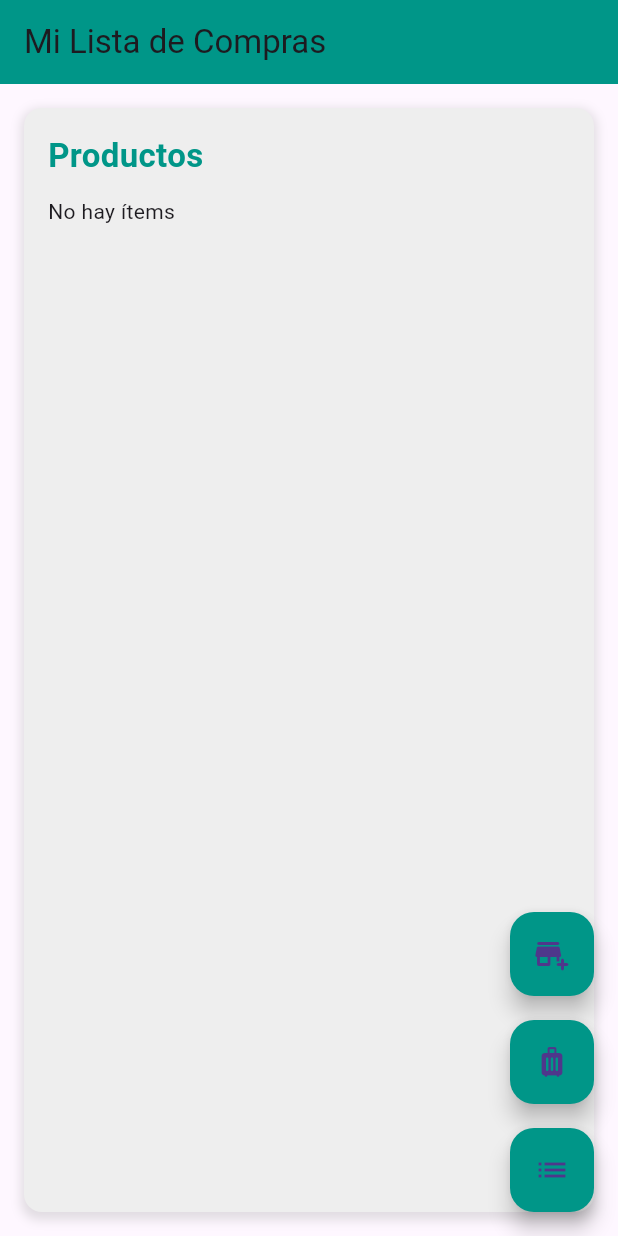
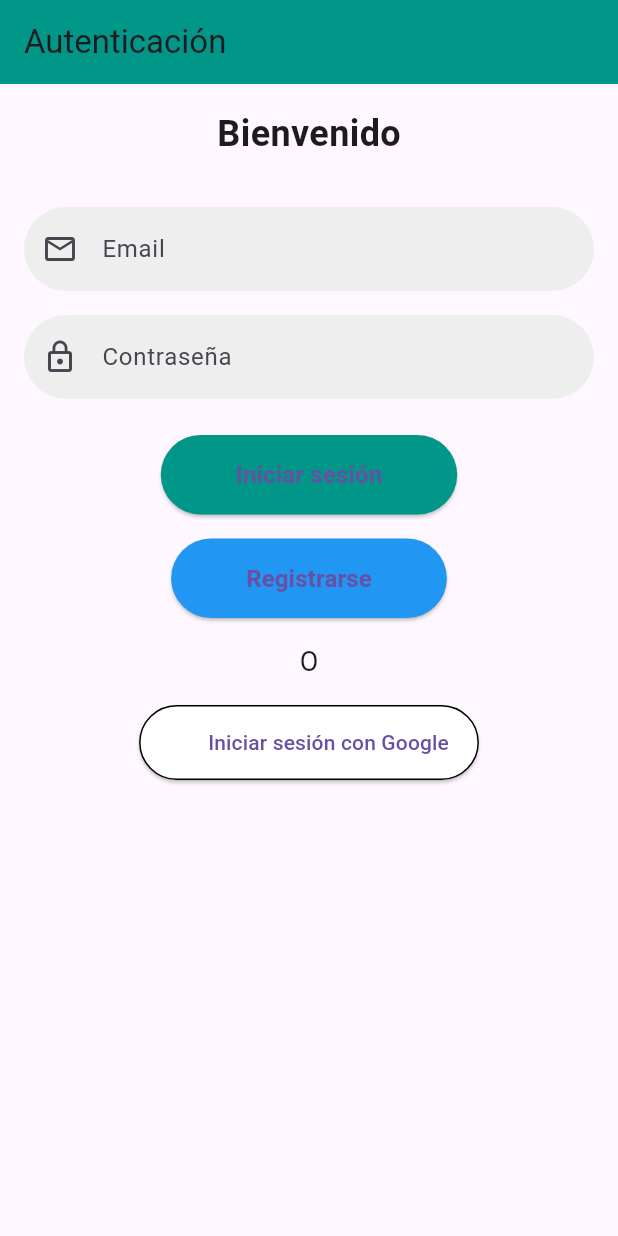
Before and after one commit to StibenDavid/Tienda-App, a Flutter app: the screen it shows after launch, on a phone screen of 412 x 824 dp. Run offline on Flutter 3.47's test engine with Material 3 defaults, Android fonts, the phone set to English and light mode, and no system bars; our stand-ins replace cloud_firestore, firebase_auth, firebase_core, google_sign_in; accounts and stored records are empty; statements that could not run were skipped.

Commit message:
autenticacion agregada

```diff
--- a/lib/main.dart
+++ b/lib/main.dart
@@ -7,8 +7,8 @@ import 'package:shopping_list_app/pages/edit_item.dart';
 import 'package:shopping_list_app/pages/edit_list.dart';
 import 'package:shopping_list_app/pages/edit_site.dart';
 import 'package:shopping_list_app/pages/home_page.dart';
+import 'package:shopping_list_app/pages/auth_page.dart';
 import 'firebase_options.dart';
-
 
 void main() async {
   WidgetsFlutterBinding.ensureInitialized();
@@ -23,11 +23,12 @@ class MyApp extends StatelessWidget {
 
   @override
   Widget build(BuildContext context) {
-    return  MaterialApp(
+    return MaterialApp(
       title: 'Material App',
       initialRoute: '/',
       routes: {
-        '/': (context) => const Home(),
+        '/': (context) => const AuthPage(),
+        '/home': (context) => const Home(),
         '/addItem': (context) => const AddItem(),
         '/editItem': (context) => const EditItem(),
         '/addSite': (context) => const AddSite(),
--- /dev/null
+++ b/lib/pages/auth_page.dart
@@ -0,0 +1,231 @@
+import 'package:flutter/material.dart';
+import 'package:firebase_auth/firebase_auth.dart';
+import 'package:google_sign_in/google_sign_in.dart';
+import 'home_page.dart'; // Importa tu página de inicio
+
+class AuthPage extends StatefulWidget {
+  const AuthPage({Key? key}) : super(key: key);
+
+  @override
+  _AuthPageState createState() => _AuthPageState();
+}
+
+class _AuthPageState extends State<AuthPage> {
+  final FirebaseAuth _auth = FirebaseAuth.instance;
+  final TextEditingController emailController = TextEditingController();
+  final TextEditingController passwordController = TextEditingController();
+  final _formKey = GlobalKey<FormState>();
+
+  Future<void> signIn() async {
+    if (_formKey.currentState?.validate() ?? false) {
+      try {
+        await _auth.signInWithEmailAndPassword(
+          email: emailController.text.trim(),
+          password: passwordController.text.trim(),
+        );
+        Navigator.pushReplacement(
+          context,
+          MaterialPageRoute(builder: (context) => const Home()),
+        );
+      } on FirebaseAuthException catch (e) {
+        String message;
+        if (e.code == 'user-not-found') {
+          message = 'Usuario no encontrado.';
+        } else if (e.code == 'wrong-password') {
+          message = 'Contraseña incorrecta.';
+        } else {
+          message = 'Error: ${e.message}';
+        }
+        ScaffoldMessenger.of(context).showSnackBar(
+          SnackBar(content: Text(message)),
+        );
+      } catch (e) {
+        ScaffoldMessenger.of(context).showSnackBar(
+          SnackBar(content: Text('Error: ${e.toString()}')),
+        );
+      }
+    }
+  }
+
+  Future<void> signUp() async {
+    if (_formKey.currentState?.validate() ?? false) {
+      try {
+        await _auth.createUserWithEmailAndPassword(
+          email: emailController.text.trim(),
+          password: passwordController.text.trim(),
+        );
+        Navigator.pushReplacement(
+          context,
+          MaterialPageRoute(builder: (context) => const Home()),
+        );
+      } on FirebaseAuthException catch (e) {
+        String message;
+        if (e.code == 'email-already-in-use') {
+          message = 'El email ya está en uso.';
+        } else if (e.code == 'weak-password') {
+          message = 'La contraseña es muy débil.';
+        } else {
+          message = 'Error: ${e.message}';
+        }
+        ScaffoldMessenger.of(context).showSnackBar(
+          SnackBar(content: Text(message)),
+        );
+      } catch (e) {
+        ScaffoldMessenger.of(context).showSnackBar(
+          SnackBar(content: Text('Error: ${e.toString()}')),
+        );
+      }
+    }
+  }
+
+  Future<void> signInWithGoogle() async {
+    try {
+      final GoogleSignInAccount? googleUser = await GoogleSignIn().signIn();
+      if (googleUser == null) {
+        return; // El usuario canceló el inicio de sesión
+      }
+      final GoogleSignInAuthentication googleAuth = await googleUser.authentication;
+      final AuthCredential credential = GoogleAuthProvider.credential(
+        accessToken: googleAuth.accessToken,
+        idToken: googleAuth.idToken,
+      );
+      await _auth.signInWithCredential(credential);
+      Navigator.pushReplacement(
+        context,
+        MaterialPageRoute(builder: (context) => const Home()),
+      );
+    } catch (e) {
+      ScaffoldMessenger.of(context).showSnackBar(
+        SnackBar(content: Text('Error: ${e.toString()}')),
+      );
+    }
+  }
+
+  @override
+  Widget build(BuildContext context) {
+    return Scaffold(
+      appBar: AppBar(
+        title: const Text('Autenticación'),
+        backgroundColor: Colors.teal,
+      ),
+      body: SingleChildScrollView(
+        child: Padding(
+          padding: const EdgeInsets.all(16.0),
+          child: Form(
+            key: _formKey,
+            child: Column(
+              mainAxisAlignment: MainAxisAlignment.center,
+              children: [
+                const Text(
+                  'Bienvenido',
+                  style: TextStyle(
+                    fontSize: 24,
+                    fontWeight: FontWeight.bold,
+                  ),
+                ),
+                const SizedBox(height: 32.0),
+                TextFormField(
+                  controller: emailController,
+                  decoration: InputDecoration(
+                    labelText: 'Email',
+                    hintText: 'Ingrese su email',
+                    prefixIcon: const Icon(Icons.email_outlined),
+                    filled: true,
+                    fillColor: Colors.grey[200],
+                    border: OutlineInputBorder(
+                      borderRadius: BorderRadius.circular(30),
+                      borderSide: BorderSide.none,
+                    ),
+                  ),
+                  validator: (value) {
+                    if (value == null || value.isEmpty) {
+                      return 'Por favor ingrese su email';
+                    }
+                    if (!RegExp(r'^[^@]+@[^@]+\.[^@]+').hasMatch(value)) {
+                      return 'Ingrese un email válido';
+                    }
+                    return null;
+                  },
+                ),
+                const SizedBox(height: 16.0),
+                TextFormField(
+                  controller: passwordController,
+                  decoration: InputDecoration(
+                    labelText: 'Contraseña',
+                    hintText: 'Ingrese su contraseña',
+                    prefixIcon: const Icon(Icons.lock_outline),
+                    filled: true,
+                    fillColor: Colors.grey[200],
+                    border: OutlineInputBorder(
+                      borderRadius: BorderRadius.circular(30),
+                      borderSide: BorderSide.none,
+                    ),
+                  ),
+                  obscureText: true,
+                  validator: (value) {
+                    if (value == null || value.isEmpty) {
+                      return 'Por favor ingrese su contraseña';
+                    }
+                    if (value.length < 6) {
+                      return 'La contraseña debe tener al menos 6 caracteres';
+                    }
+                    return null;
+                  },
+                ),
+                const SizedBox(height: 24.0),
+                ElevatedButton(
+                  onPressed: signIn,
+                  style: ElevatedButton.styleFrom(
+                    shape: RoundedRectangleBorder(
+                      borderRadius: BorderRadius.circular(30),
+                    ),
+                    backgroundColor: Colors.teal,
+                    padding: const EdgeInsets.symmetric(horizontal: 50, vertical: 15),
+                  ),
+                  child: const Text(
+                    'Iniciar sesión',
+                    style: TextStyle(fontSize: 16, fontWeight: FontWeight.bold),
+                  ),
+                ),
+                const SizedBox(height: 16.0),
+                ElevatedButton(
+                  onPressed: signUp,
+                  style: ElevatedButton.styleFrom(
+                    shape: RoundedRectangleBorder(
+                      borderRadius: BorderRadius.circular(30),
+                    ),
+                    backgroundColor: Colors.blue,
+                    padding: const EdgeInsets.symmetric(horizontal: 50, vertical: 15),
+                  ),
+                  child: const Text(
+                    'Registrarse',
+                    style: TextStyle(fontSize: 16, fontWeight: FontWeight.bold),
+                  ),
+                ),
+                const SizedBox(height: 16.0),
+                const Text(
+                  'O',
+                  style: TextStyle(fontSize: 18),
+                ),
+                const SizedBox(height: 16.0),
+                ElevatedButton.icon(
+                  onPressed: signInWithGoogle,
+                  icon: const Icon(Icons.login, color: Colors.white),
+                  label: const Text('Iniciar sesión con Google'),
+                  style: ElevatedButton.styleFrom(
+                    shape: RoundedRectangleBorder(
+                      borderRadius: BorderRadius.circular(30),
+                    ),
+                    backgroundColor: Colors.white,
+                    padding: const EdgeInsets.symmetric(horizontal: 20, vertical: 15),
+                    side: const BorderSide(color: Colors.black),
+                  ),
+                ),
+              ],
+            ),
+          ),
+        ),
+      ),
+    );
+  }
+}
--- a/pubspec.yaml
+++ b/pubspec.yaml
@@ -37,6 +37,8 @@ dependencies:
   cupertino_icons: ^1.0.6
   firebase_core: ^3.1.0
   cloud_firestore: ^5.0.0
+  firebase_auth: ^ 5.0.0
+  google_sign_in: ^5.0.0
 
 dev_dependencies:
   flutter_test:
```
Also changed, not shown: pubspec.lock, 5 other files.
